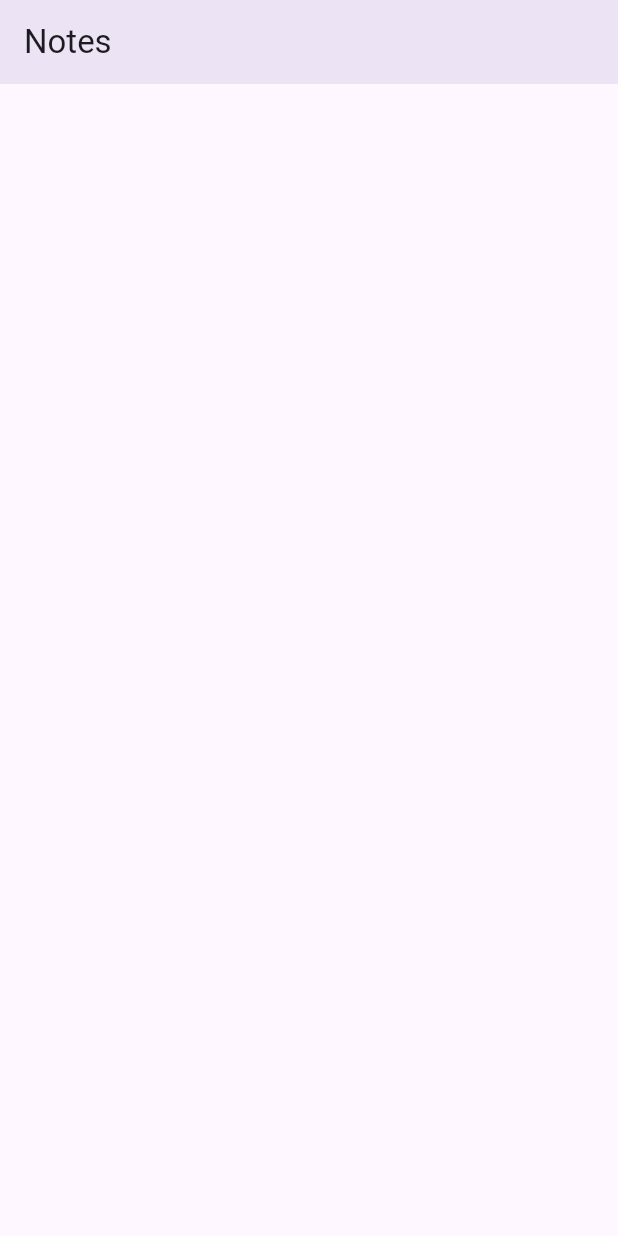
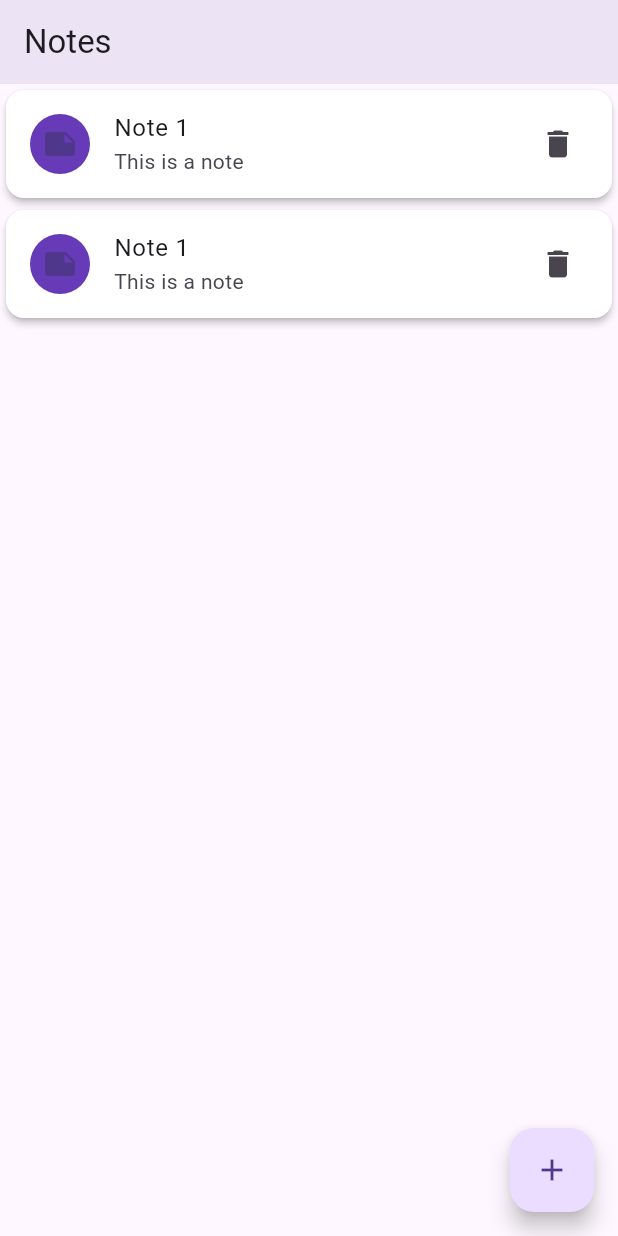
Before and after one commit to Ali1raz/flutter_sqlite_note_app, a Flutter app: the screen it shows after launch, on a phone screen of 412 x 824 dp. Run offline on Flutter 3.47's test engine with Material 3 defaults, Android fonts, the phone set to English and light mode, and no system bars.

Commit message:
add basic listview and floatingActionButton

```diff
--- a/lib/screens/note_list_screen.dart
+++ b/lib/screens/note_list_screen.dart
@@ -8,6 +8,31 @@ class NoteListScreen extends StatefulWidget {
 }
 
 class _NoteListScreenState extends State<NoteListScreen> {
+  int count = 2;
+  ListView _getListView() {
+    return ListView.builder(
+      itemCount: count,
+      itemBuilder: (BuildContext context, int index) {
+        return Card(
+          color: Colors.white,
+          elevation: 2,
+          child: ListTile(
+            leading: CircleAvatar(
+              backgroundColor: Colors.deepPurple,
+              child: Icon(Icons.note),
+            ),
+            title: Text("Note 1"),
+            subtitle: Text("This is a note"),
+            trailing: Icon(Icons.delete),
+            onTap: () {
+              debugPrint("onTap ListTile");
+            },
+          ),
+        );
+      }
+    );
+  }
+
   @override
   Widget build(BuildContext context) {
     return Scaffold(
@@ -15,6 +40,14 @@ class _NoteListScreenState extends State<NoteListScreen> {
         title: Text("Notes"),
           elevation: 8,
       ),
+      body: _getListView(),
+      floatingActionButton: FloatingActionButton(
+        onPressed: () {
+          debugPrint("FloatingActionButton onPressed");
+        },
+        tooltip: "Add Note",
+        child: Icon(Icons.add),
+      ),
     );
   }
 }
```
